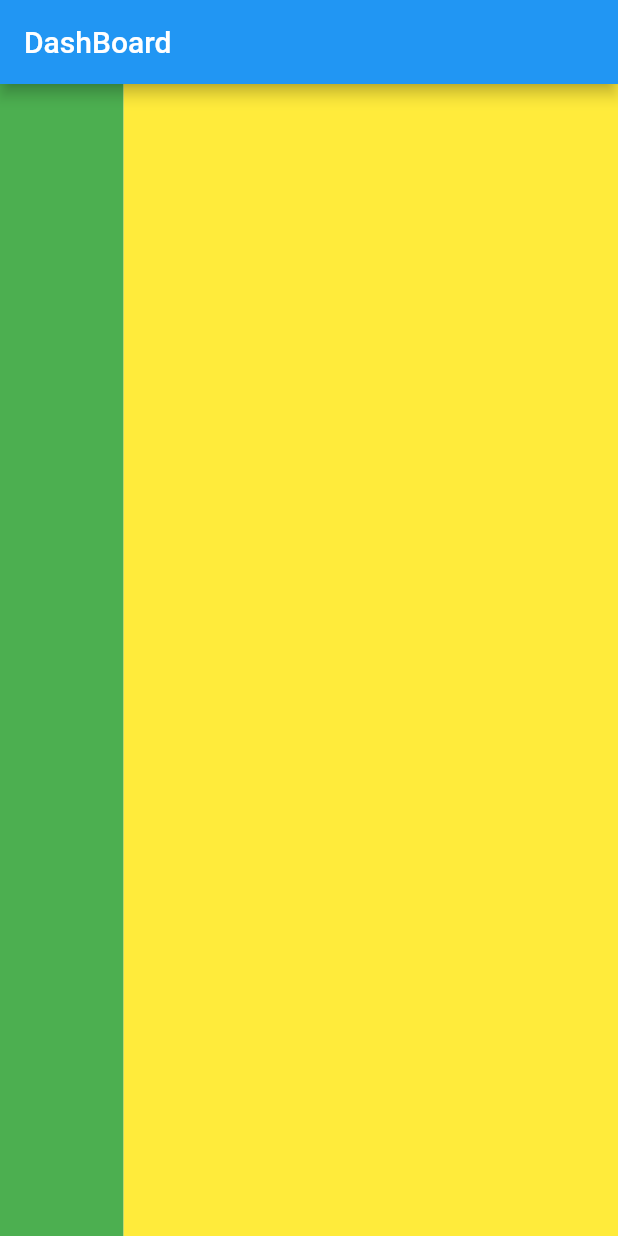
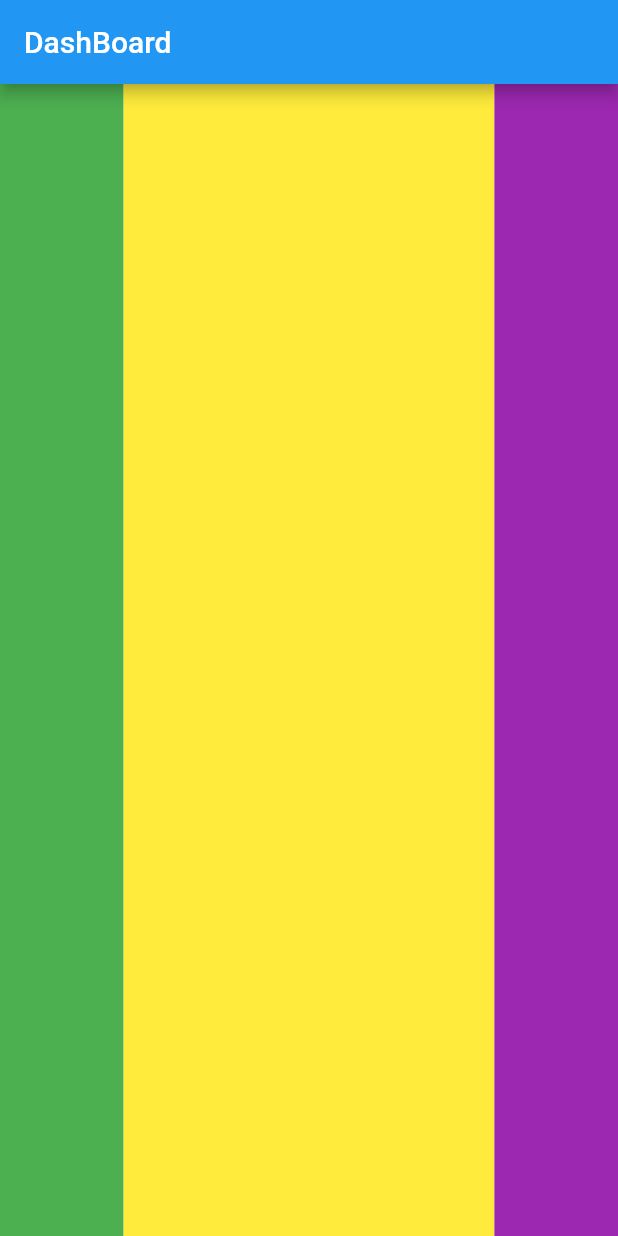
Before and after one commit to RBellizari/dash_flutter, a Flutter app: the screen it shows after launch, on a phone screen of 412 x 824 dp. Run offline on Flutter 3.47's test engine with Material 2 defaults, Android fonts, the phone set to English and light mode, and no system bars; missing offline and left inert: flutter_charts.

Commit message:
3 rows test

```diff
--- a/lib/screens/home/home_page.dart
+++ b/lib/screens/home/home_page.dart
@@ -24,9 +24,15 @@ class _HomePageState extends State<HomePage> {
                   color: Colors.green,
                 )),
             Expanded(
-              flex: 8,
+              flex: 6,
               child: Container(
                 color: Colors.yellow,
+              ),
+            ),
+            Expanded(
+              flex: 2,
+              child: Container(
+                color: Colors.purple,
               ),
             ),
           ],
```
